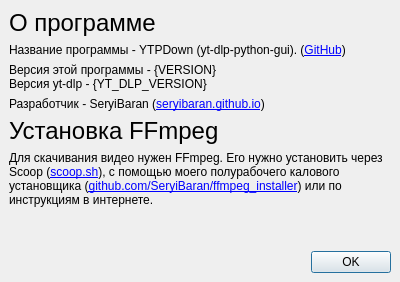
Qt form ui/about.ui (SeryiBaran/yt-dlp-python-gui) before a commit.
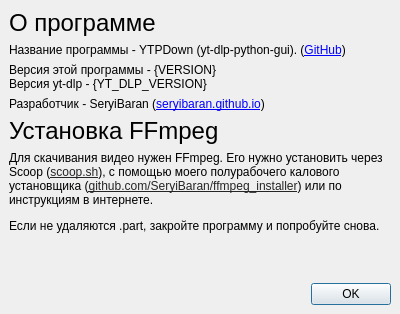
The same form after that commit. Icons and pictures are not drawn.

```diff
--- a/ui/about.ui
+++ b/ui/about.ui
@@ -7,7 +7,7 @@
     <x>0</x>
     <y>0</y>
     <width>400</width>
-    <height>282</height>
+    <height>314</height>
    </rect>
   </property>
   <property name="windowTitle">
@@ -98,7 +98,7 @@
       <item>
        <widget class="QLabel" name="label_5">
         <property name="text">
-         <string>&lt;html&gt;&lt;head/&gt;&lt;body&gt;&lt;p&gt;Для скачивания видео нужен FFmpeg. Его нужно установить через Scoop (&lt;a href=&quot;https://scoop.sh&quot;&gt;&lt;span&gt;scoop.sh&lt;/span&gt;&lt;/a&gt;), с помощью моего полурабочего калового установщика (&lt;a href=&quot;https://github.com/SeryiBaran/ffmpeg_installer&quot;&gt;&lt;span&gt;github.com/SeryiBaran/ffmpeg_installer&lt;/span&gt;&lt;/a&gt;) или по инструкциям в интернете.&lt;/p&gt;&lt;/body&gt;&lt;/html&gt;</string>
+         <string>&lt;html&gt;&lt;head/&gt;&lt;body&gt;&lt;p&gt;Для скачивания видео нужен FFmpeg. Его нужно установить через Scoop (&lt;a href=&quot;https://scoop.sh&quot;&gt;&lt;span style=&quot; text-decoration: underline; color:#262524;&quot;&gt;scoop.sh&lt;/span&gt;&lt;/a&gt;), с помощью моего полурабочего калового установщика (&lt;a href=&quot;https://github.com/SeryiBaran/ffmpeg_installer&quot;&gt;&lt;span style=&quot; text-decoration: underline; color:#262524;&quot;&gt;github.com/SeryiBaran/ffmpeg_installer&lt;/span&gt;&lt;/a&gt;) или по инструкциям в интернете.&lt;/p&gt;&lt;p&gt;Если не удаляются .part, закройте программу и попробуйте снова.&lt;/p&gt;&lt;/body&gt;&lt;/html&gt;</string>
         </property>
         <property name="wordWrap">
          <bool>true</bool>
```
